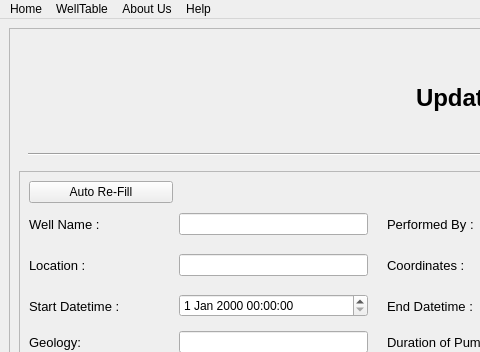
Old version of the form update_well.ui in the repository dhairyashil-G/CGWB-Desktop-App; both pictures show x 0 to 480 and y 0 to 352 of the 984 by 600 pixel window.
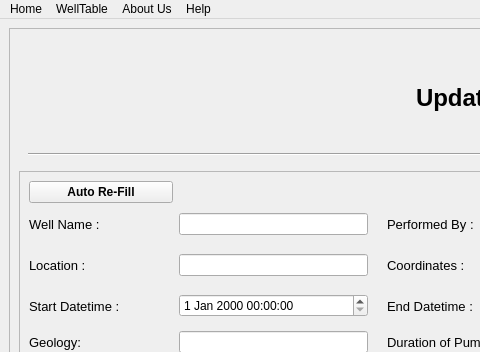
New version of the form. Icons and pictures are not drawn.

```diff
--- a/update_well.ui
+++ b/update_well.ui
@@ -565,6 +565,12 @@
            </item>
            <item row="0" column="0">
             <widget class="QPushButton" name="refill_button">
+             <property name="font">
+              <font>
+               <weight>75</weight>
+               <bold>true</bold>
+              </font>
+             </property>
              <property name="text">
               <string>Auto Re-Fill</string>
              </property>
```
